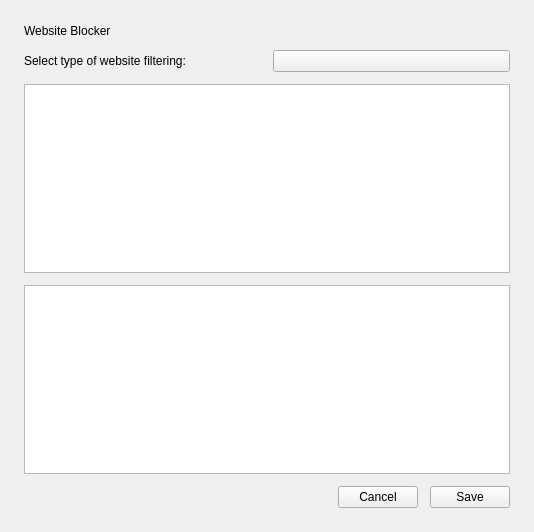
Old version of the form pomodoro-task-app/ui/website_blocker_view.ui in the repository kun-codes/pomodoro-task-app.py.
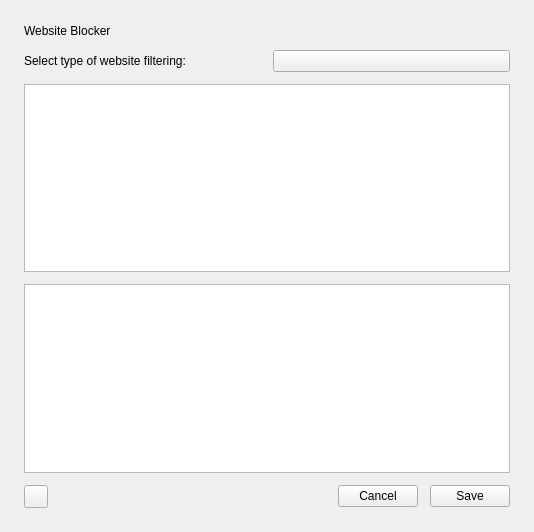
New version of the form. Custom widgets are drawn as their Qt base class.

Commit message: feat: add website exception hint button in website blocker view

Patch:
```diff
--- a/pomodoro-task-app/ui/website_blocker_view.ui
+++ b/pomodoro-task-app/ui/website_blocker_view.ui
@@ -103,6 +103,9 @@
        </item>
        <item>
         <layout class="QHBoxLayout" name="horizontalLayout_4">
+         <item>
+          <widget class="ToolButton" name="websiteExceptionHintButton"/>
+         </item>
          <item>
           <spacer name="horizontalSpacer">
            <property name="orientation">
@@ -118,6 +121,12 @@
          </item>
          <item>
           <widget class="PushButton" name="cancelButton">
+           <property name="sizePolicy">
+            <sizepolicy hsizetype="Minimum" vsizetype="Fixed">
+             <horstretch>0</horstretch>
+             <verstretch>0</verstretch>
+            </sizepolicy>
+           </property>
            <property name="text">
             <string>Cancel</string>
            </property>
@@ -154,6 +163,11 @@
    <extends>PushButton</extends>
    <header>qfluentwidgets</header>
   </customwidget>
+  <customwidget>
+   <class>ToolButton</class>
+   <extends>QToolButton</extends>
+   <header>qfluentwidgets</header>
+  </customwidget>
   <customwidget>
    <class>SingleDirectionScrollArea</class>
    <extends>QScrollArea</extends>
```
The commit also changes 2 other files.
